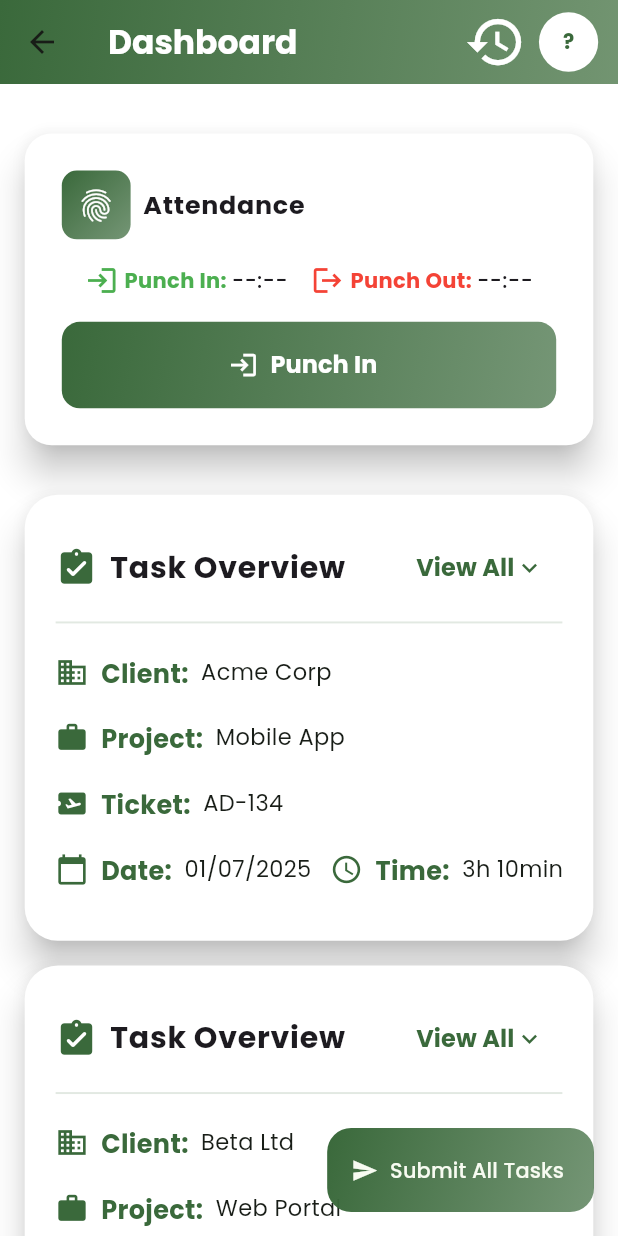
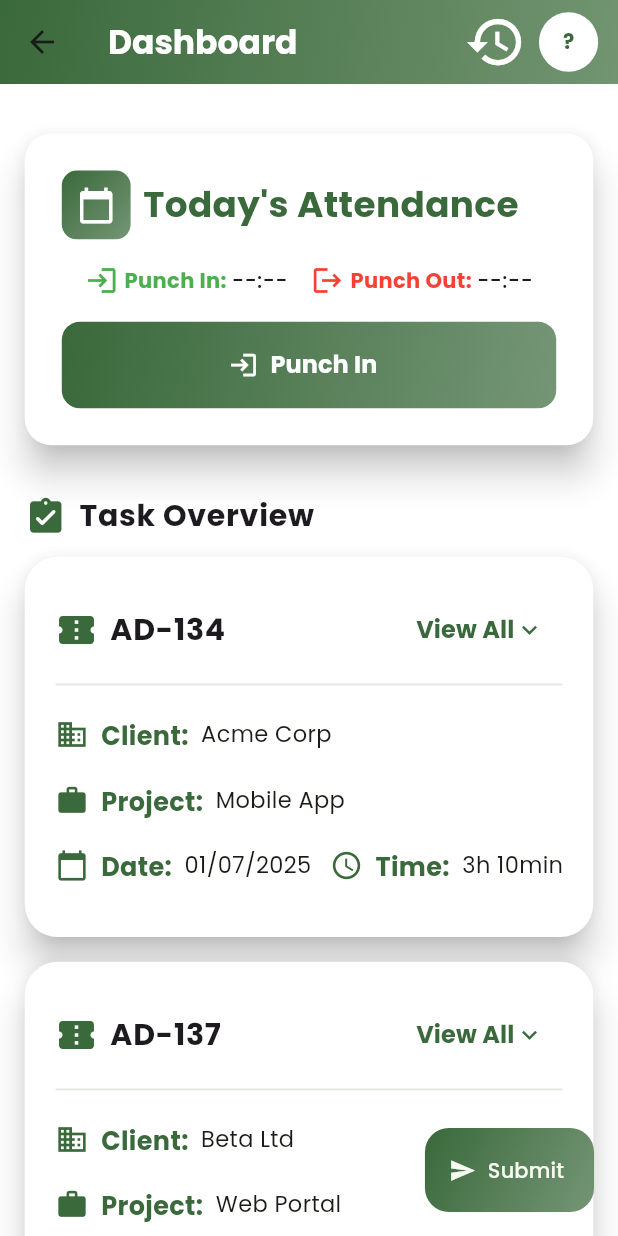
Before and after one commit to harsh-app-dev/employee_management, a Flutter app: the DashboardScreen screen opened by its route, on a phone screen of 412 x 824 dp. Run offline on Flutter 3.47's test engine with Material 3 defaults, Android fonts, the phone set to English and light mode, and no system bars; our stand-ins replace connectivity_plus, floor, flutter_sizer, flutter_svg, geolocator, get_it and 4 more; accounts and stored records are empty; generated files the repository leaves out were written again; network calls fail.

Commit message:
change in Ui of dashboard screen

```diff
--- a/lib/features/presentation/screens/dashboard_screen.dart
+++ b/lib/features/presentation/screens/dashboard_screen.dart
@@ -213,12 +213,12 @@ class _DashboardScreenState extends State<DashboardScreen> {
                                   borderRadius: BorderRadius.circular(10),
                                 ),
                                 padding: EdgeInsets.all(10),
-                                child: Icon(Icons.fingerprint, color: Colors.white, size: 26.sp),
+                                child: Icon(Icons.calendar_today, color: Colors.white, size: 26.sp),
                               ),
                               SizedBox(width: 2.w),
                               Text(
-                                'Attendance',
-                                style: TextStyle(fontWeight: FontWeight.bold, fontSize: 17.sp, letterSpacing: 0.5),
+                                "Today's Attendance",
+                                style: TextStyle(fontWeight: FontWeight.bold, color: theme.colorScheme.primary, fontSize: 24.sp),
                               ),
                             ],
                           ),
@@ -389,6 +389,28 @@ class _DashboardScreenState extends State<DashboardScreen> {
                     ),
                   ),
                   SizedBox(height: 1.h),
+                  // Task Overview Title
+                  Padding(
+                    padding: EdgeInsets.only(bottom: 1.5.h),
+                    child: Row(
+                      children: [
+                        Icon(
+                          Icons.assignment_turned_in_rounded,
+                          color: theme.colorScheme.primary,
+                          size: 28,
+                        ),
+                        SizedBox(width: 2.w),
+                        Text(
+                          'Task Overview',
+                          style: TextStyle(
+                            fontWeight: FontWeight.bold,
+                            fontSize: 20,
+                            letterSpacing: 0.5,
+                          ),
+                        ),
+                      ],
+                    ),
+                  ),
                   // Task List with Multiple Cards
                   ListView.builder(
                     shrinkWrap: true,
@@ -406,11 +428,6 @@ class _DashboardScreenState extends State<DashboardScreen> {
                           'icon': Icons.work,
                           'label': 'Project',
                           'value': task['project'],
-                        },
-                        {
-                          'icon': Icons.airplane_ticket,
-                          'label': 'Ticket',
-                          'value': task['ticket'],
                         },
                         // Combine Date and Time in one row
                         {
@@ -473,13 +490,13 @@ class _DashboardScreenState extends State<DashboardScreen> {
                                 Row(
                                   children: [
                                     Icon(
-                                      Icons.assignment_turned_in_rounded,
+                                      Icons.confirmation_number,
                                       color: theme.colorScheme.primary,
                                       size: 28,
                                     ),
                                     SizedBox(width: 2.w),
                                     Text(
-                                      'Task Overview',
+                                      task['ticket'] ?? '',
                                       style: TextStyle(
                                         fontWeight: FontWeight.bold,
                                         fontSize: 20,
@@ -519,7 +536,7 @@ class _DashboardScreenState extends State<DashboardScreen> {
                                                           Row(
                                                             children: [
                                                               Icon(
-                                                              Icons.assignment_turned_in_rounded,
+                                                                Icons.assignment,
                                                                 color: theme.colorScheme.primary,
                                                                 size: 28,
                                                               ),
@@ -696,7 +713,7 @@ class _DashboardScreenState extends State<DashboardScreen> {
                                     0.15,
                                   ),
                                 ),
-                                ...mainInfo.take(3).map(
+                                ...mainInfo.take(2).map(
                                       (info) => Padding(
                                     padding: EdgeInsets.symmetric(
                                       vertical: 1.2.h,
@@ -839,7 +856,7 @@ class _DashboardScreenState extends State<DashboardScreen> {
             showGlobalSnackBar('All tasks are submitted successfully');
           },
           icon: Icon(Icons.send, color: theme.colorScheme.surface, size: 18.sp,),
-          label: Text('Submit All Tasks', style: TextStyle(color: theme.colorScheme.surface, fontSize: 14.sp),),
+          label: Text('Submit', style: TextStyle(color: theme.colorScheme.surface, fontSize: 14.sp),),
           backgroundColor: Colors.transparent,
           elevation: 0,
         ),
```
Lines whose indentation alone changed are shown as unchanged.
